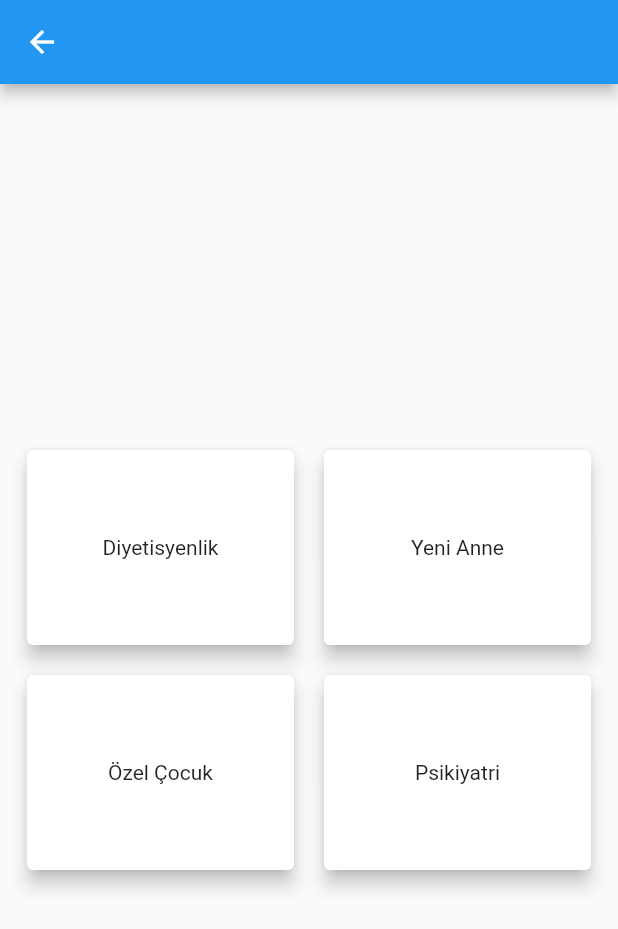
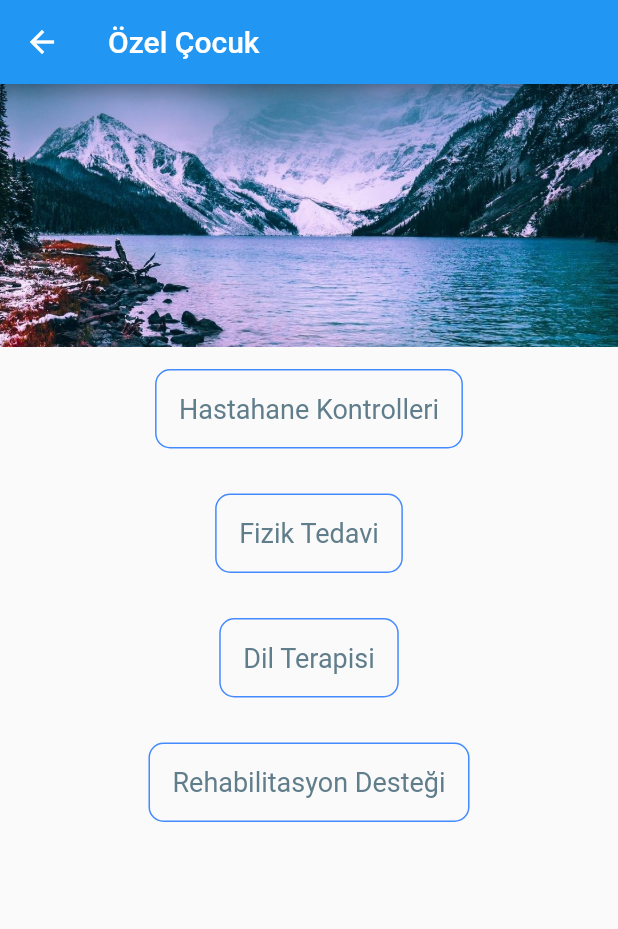
Before and after one commit to takim92/fluttertakim92, a Flutter app: the HizmetlerPage screen opened directly, after a tap on "Özel Çocuk", on a phone screen of 412 x 824 dp. Shown: the top 929 px of the screen. Run offline on Flutter 3.47's test engine with Material 2 defaults, Android fonts, the phone set to English and light mode, and no system bars; our stand-ins replace cloud_firestore, firebase_auth, firebase_core; accounts and stored records are empty.

Commit message:
new pages

```diff
--- a/lib/main.dart
+++ b/lib/main.dart
@@ -9,15 +9,9 @@ void main() async{
 
   WidgetsFlutterBinding.ensureInitialized();
   await Firebase.initializeApp();
-  runApp(MaterialApp(
+  runApp(const MaterialApp(
     debugShowCheckedModeBanner: false,
 
-    //Burada Emulatör ekranında gözükecek sayfa belirlenecek. sayfayı kodladıktan sonra buradaki splashScreen yerşne
-    //kendi kodlamanızı yaptığınız sayfayı vermeniz test ve görüntüleme için yeterlidir
-    //TODO: Sayfa değişim ve daha fazla işlem için navigatör eklenecek ileride
     home: SplashScreen(),
-    //home: Dr_Info(),
-    //home: LoginScreen(),
-    //home: SignUp(),
   ));
 }
--- a/lib/screens/Hizmetler.dart
+++ b/lib/screens/Hizmetler.dart
@@ -1,4 +1,8 @@
 import 'package:flutter/material.dart';
+import 'package:takim_doksan_iki/screens/diyetisyenlik.dart';
+import 'package:takim_doksan_iki/screens/ozelCocuk.dart';
+import 'package:takim_doksan_iki/screens/psikiyatri.dart';
+import 'package:takim_doksan_iki/screens/yeni_anne.dart';
 
 class HizmetlerPage extends StatelessWidget {
   const HizmetlerPage({Key? key}) : super(key: key);
@@ -46,7 +50,10 @@ class HizmetlerPage extends StatelessWidget {
                       clipBehavior: Clip.antiAliasWithSaveLayer,
                       child: InkWell(
                         onTap: () {
-                         //Navigatör
+                          Navigator.push(
+                              context,
+                              new MaterialPageRoute(
+                                  builder: (context) => Diyetisyenlik()));
                         },
                         child: const Padding(
                           padding: EdgeInsets.all(8.0),
@@ -62,12 +69,15 @@ class HizmetlerPage extends StatelessWidget {
                   flex: 1,
                   child: Container(
                     height: 150,
-                    child:  Card(
+                    child: Card(
                       semanticContainer: true,
                       clipBehavior: Clip.antiAliasWithSaveLayer,
                       child: InkWell(
                         onTap: () {
-                          //Navigatör
+                          Navigator.push(
+                              context,
+                              new MaterialPageRoute(
+                                  builder: (context) => YeniAnne()));
                         },
                         child: const Padding(
                           padding: EdgeInsets.all(8.0),
@@ -88,12 +98,15 @@ class HizmetlerPage extends StatelessWidget {
                   flex: 1,
                   child: Container(
                     height: 150,
-                    child:  Card(
+                    child: Card(
                       semanticContainer: true,
                       clipBehavior: Clip.antiAliasWithSaveLayer,
                       child: InkWell(
                         onTap: () {
-                          //Navigatör
+                          Navigator.push(
+                              context,
+                              new MaterialPageRoute(
+                                  builder: (context) => OzelCocuk()));
                         },
                         child: const Padding(
                           padding: EdgeInsets.all(8.0),
@@ -109,12 +122,15 @@ class HizmetlerPage extends StatelessWidget {
                   flex: 1,
                   child: Container(
                     height: 150,
-                    child:  Card(
+                    child: Card(
                       semanticContainer: true,
                       clipBehavior: Clip.antiAliasWithSaveLayer,
                       child: InkWell(
                         onTap: () {
-                          //Navigatör
+                          Navigator.push(
+                              context,
+                              new MaterialPageRoute(
+                                  builder: (context) => Psikiyatri()));
                         },
                         child: const Padding(
                           padding: EdgeInsets.all(8.0),
--- /dev/null
+++ b/lib/screens/diyetisyenlik.dart
@@ -0,0 +1,12 @@
+import 'package:flutter/material.dart';
+
+class Diyetisyenlik extends StatelessWidget {
+  const Diyetisyenlik({ Key? key }) : super(key: key);
+
+  @override
+  Widget build(BuildContext context) {
+    return Container(
+
+    );
+  }
+}
--- /dev/null
+++ b/lib/screens/ozelCocuk.dart
@@ -0,0 +1,113 @@
+import 'package:flutter/material.dart';
+
+class OzelCocuk extends StatelessWidget {
+  const OzelCocuk({Key? key}) : super(key: key);
+
+  @override
+  Widget build(BuildContext context) {
+    var size = MediaQuery.of(context).size;
+
+    return Scaffold(
+      appBar: AppBar(
+        title: const Text("Özel Çocuk"),
+      ),
+      body: SafeArea(
+          child: Column(
+        children: [
+          Image(
+            image: const AssetImage("assets/login_bg.jpg"),
+            height: 175,
+            width: size.width,
+            fit: BoxFit.cover,
+          ),
+          List(size)
+        ],
+      )),
+    );
+  }
+
+  Container List(size) {
+    return Container(
+      width: size.width,
+      child: Column(
+        children: [
+          Padding(
+            padding: const EdgeInsets.all(15.0),
+            child: InkWell(
+              onTap: (){},
+              child: Container(
+                padding: const EdgeInsets.all(15.0),
+                decoration:
+                    BoxDecoration(border: Border.all(color: Colors.blueAccent),borderRadius: BorderRadius.circular(10)),
+                child: Text(
+                  "Hastahane Kontrolleri",
+                  style: TextStyle(
+                      color: Colors.blueGrey,
+                      fontSize: 18,
+                      fontWeight: FontWeight.w400),
+                ),
+              ),
+            ),
+          ),
+          Padding(
+            padding: const EdgeInsets.all(15.0),
+            child: InkWell(
+              onTap: (){},
+              child: Container(
+                padding: const EdgeInsets.all(15.0),
+                decoration:
+                    BoxDecoration(border: Border.all(color: Colors.blueAccent),borderRadius: BorderRadius.circular(10)),
+                child: Expanded(
+                  flex: 1,
+                  child: Text(
+                    "Fizik Tedavi",
+                    style: TextStyle(
+                        color: Colors.blueGrey,
+                        fontSize: 18,
+                        fontWeight: FontWeight.w400),
+                  ),
+                ),
+              ),
+            ),
+          ),
+          Padding(
+            padding: const EdgeInsets.all(15.0),
+            child: InkWell(
+              onTap: (){},
+              child: Container(
+                padding: const EdgeInsets.all(15.0),
+                decoration:
+                    BoxDecoration(border: Border.all(color: Colors.blueAccent),borderRadius: BorderRadius.circular(10)),
+                child: Text(
+                  "Dil Terapisi",
+                  style: TextStyle(
+                      color: Colors.blueGrey,
+                      fontSize: 18,
+                      fontWeight: FontWeight.w400),
+                ),
+              ),
+            ),
+          ),
+          Padding(
+            padding: const EdgeInsets.all(15.0),
+            child: InkWell(
+              onTap: (){},
+              child: Container(
+                padding: const EdgeInsets.all(15.0),
+                decoration:
+                    BoxDecoration(border: Border.all(color: Colors.blueAccent),borderRadius: BorderRadius.circular(10)),
+                child: Text(
+                  "Rehabilitasyon Desteği",
+                  style: TextStyle(
+                      color: Colors.blueGrey,
+                      fontSize: 18,
+                      fontWeight: FontWeight.w400),
+                ),
+              ),
+            ),
+          )
+        ],
+      ),
+    );
+  }
+}
--- /dev/null
+++ b/lib/screens/psikiyatri.dart
@@ -0,0 +1,12 @@
+import 'package:flutter/material.dart';
+
+class Psikiyatri extends StatelessWidget {
+  const Psikiyatri({ Key? key }) : super(key: key);
+
+  @override
+  Widget build(BuildContext context) {
+    return Container(
+
+    );
+  }
+}
--- /dev/null
+++ b/lib/screens/yeni_anne.dart
@@ -0,0 +1,12 @@
+import 'package:flutter/material.dart';
+
+class YeniAnne extends StatelessWidget {
+  const YeniAnne({ Key? key }) : super(key: key);
+
+  @override
+  Widget build(BuildContext context) {
+    return Container(
+
+    );
+  }
+}
```
